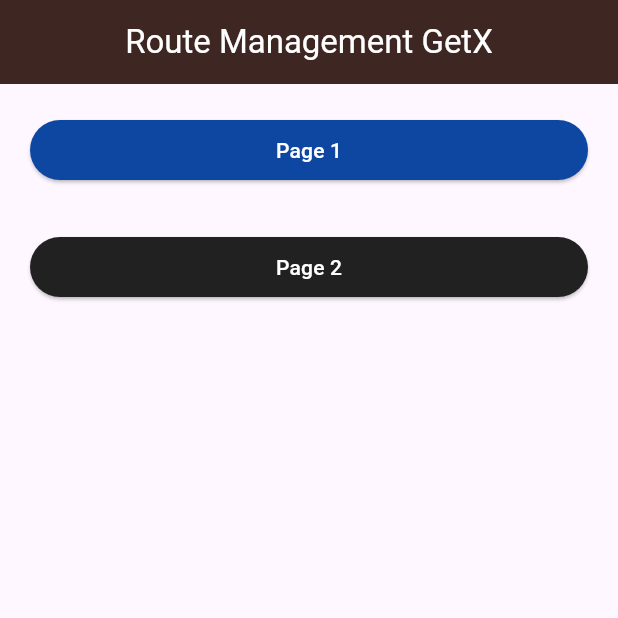
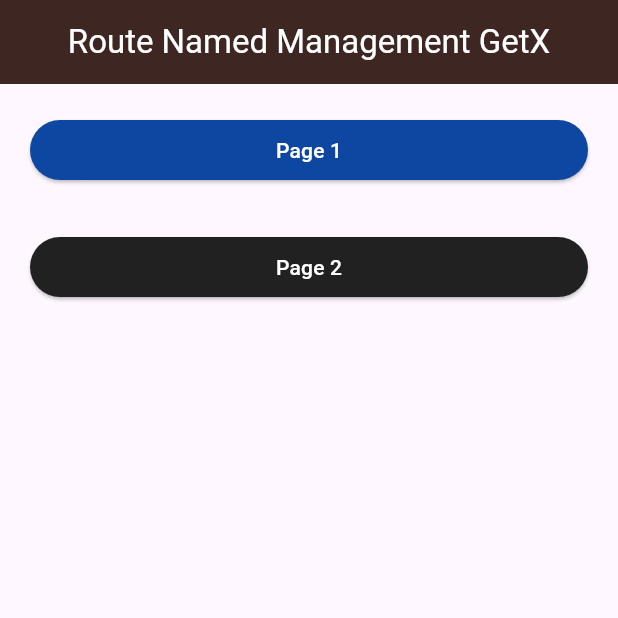
Before and after one commit to iqbalsuwandi20/belajar-flutter-youtube, a Flutter app: the screen it shows after launch, on a phone screen of 412 x 824 dp, the top half of it. Run offline on Flutter 3.47's test engine with Material 3 defaults, Android fonts, the phone set to English and light mode, and no system bars; our stand-ins replace get.

Commit message:
route named management getx

```diff
--- a/lib/main.dart
+++ b/lib/main.dart
@@ -1,5 +1,10 @@
 import 'package:flutter/material.dart';
 import 'package:flutter_basic/pages/home_page.dart';
+import 'package:flutter_basic/pages/page1.dart';
+import 'package:flutter_basic/pages/page2.dart';
+import 'package:flutter_basic/pages/page3.dart';
+import 'package:flutter_basic/pages/page4.dart';
+import 'package:flutter_basic/pages/page5.dart';
 import 'package:get/get.dart';
 
 void main() {
@@ -11,9 +16,46 @@ class MyApp extends StatelessWidget {
 
   @override
   Widget build(BuildContext context) {
-    return const GetMaterialApp(
+    return GetMaterialApp(
       debugShowCheckedModeBanner: false,
-      home: HomePage(),
+      home: const HomePage(),
+      // menggunakan routes
+      // routes: {
+      //   "home": (context) => const HomePage(),
+      //   "page_1": (context) => const Page1(),
+      //   "page_2": (context) => const Page2(),
+      //   "page_3": (context) => const Page3(),
+      //   "page_4": (context) => const Page4(),
+      //   "page_5": (context) => const Page5(),
+      // },
+
+      // menggunakan get routes
+      getPages: [
+        GetPage(
+          name: "/home",
+          page: () => const HomePage(),
+        ),
+        GetPage(
+          name: "/page_1",
+          page: () => const Page1(),
+        ),
+        GetPage(
+          name: "/page_2",
+          page: () => const Page2(),
+        ),
+        GetPage(
+          name: "/page_3",
+          page: () => const Page3(),
+        ),
+        GetPage(
+          name: "/page_4",
+          page: () => const Page4(),
+        ),
+        GetPage(
+          name: "/page_5",
+          page: () => const Page5(),
+        ),
+      ],
     );
   }
 }
--- a/lib/pages/home_page.dart
+++ b/lib/pages/home_page.dart
@@ -1,6 +1,4 @@
 import 'package:flutter/material.dart';
-import 'package:flutter_basic/pages/page1.dart';
-import 'package:flutter_basic/pages/page2.dart';
 import 'package:get/get.dart';
 
 class HomePage extends StatelessWidget {
@@ -13,7 +11,7 @@ class HomePage extends StatelessWidget {
         centerTitle: true,
         backgroundColor: Colors.brown[900],
         title: const Text(
-          "Route Management GetX",
+          "Route Named Management GetX",
           style: TextStyle(color: Colors.white),
         ),
       ),
@@ -23,9 +21,15 @@ class HomePage extends StatelessWidget {
           ElevatedButton(
             style: ElevatedButton.styleFrom(backgroundColor: Colors.blue[900]),
             onPressed: () {
-              Navigator.of(context).push(MaterialPageRoute(
-                builder: (context) => const Page1(),
-              ));
+              // menggunakan routes getx
+              Get.toNamed("page_1");
+
+              // menggunakan routes
+              // Navigator.of(context).pushNamed("page_1");
+
+              // Navigator.of(context).push(MaterialPageRoute(
+              //   builder: (context) => const Page1(),
+              // ));
             },
             child: const Text(
               "Page 1",
@@ -40,7 +44,9 @@ class HomePage extends StatelessWidget {
             onPressed: () {
               // sama seperti pushReplacement
               // Get.off(const Page2());
-              Get.to(const Page2());
+              // Get.to(const Page2());
+
+              Get.toNamed("/page_2");
             },
             child: const Text(
               "Page 2",
--- a/lib/pages/page5.dart
+++ b/lib/pages/page5.dart
@@ -1,5 +1,4 @@
 import 'package:flutter/material.dart';
-import 'package:flutter_basic/pages/home_page.dart';
 import 'package:flutter_basic/pages/page2.dart';
 import 'package:get/get.dart';
 
@@ -32,7 +31,8 @@ class Page5 extends StatelessWidget {
               style:
                   ElevatedButton.styleFrom(backgroundColor: Colors.amber[900]),
               onPressed: () {
-                Get.offAll(const HomePage());
+                // Get.offAll(const HomePage());
+                Get.offAllNamed("/home");
               },
               child: const Text(
                 "Back to home page",
```
